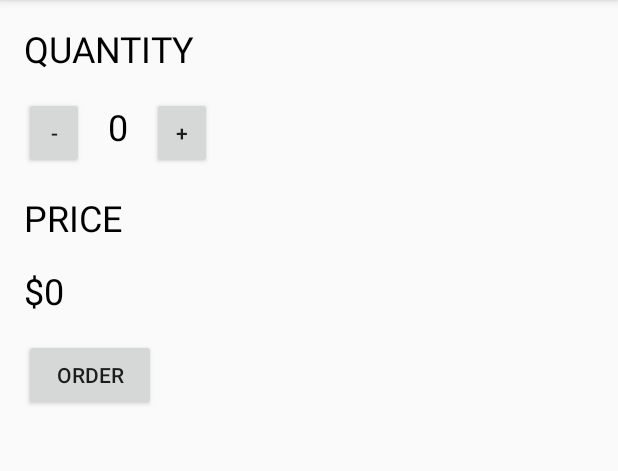
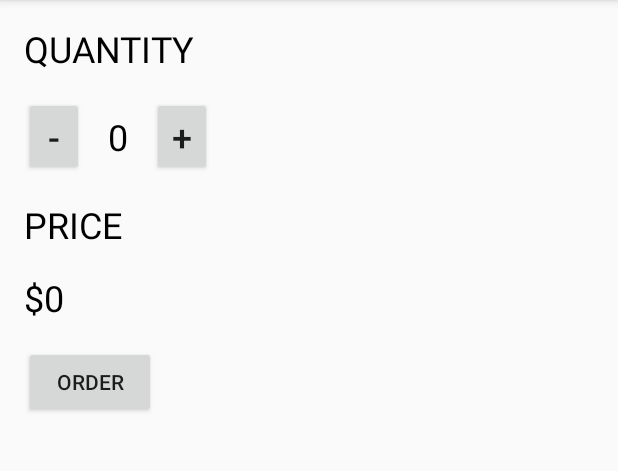
Before and after one commit to amarn19/test_coffee, an Android app: the screen it shows after launch (MainActivity), on a phone screen of 412 x 824 dp, the part 84-555 px from its top. Run offline under Robolectric (Android 15) with nearby library versions, the phone set to English and light mode, and no system bars.

Commit message:
changed the button size

```diff
--- a/app/src/main/res/layout/activity_main.xml
+++ b/app/src/main/res/layout/activity_main.xml
@@ -2,12 +2,12 @@
     xmlns:tools="http://schemas.android.com/tools"
     android:layout_width="match_parent"
     android:layout_height="match_parent"
-    android:orientation="vertical"
     android:paddingBottom="@dimen/activity_vertical_margin"
     android:paddingLeft="@dimen/activity_horizontal_margin"
     android:paddingRight="@dimen/activity_horizontal_margin"
     android:paddingTop="@dimen/activity_vertical_margin"
-    tools:context=".MainActivity">
+    tools:context=".MainActivity"
+    android:orientation="vertical">
 
     <TextView
         android:layout_width="wrap_content"
@@ -27,6 +27,7 @@
             android:layout_height="wrap_content"
             android:text="-"
             android:id="@+id/dec"
+            android:textSize="24sp"
             android:onClick="decrement"/>
         <TextView
             android:id="@+id/quant"
@@ -43,6 +44,7 @@
             android:layout_height="wrap_content"
             android:text="+"
             android:id="@+id/inc"
+            android:textSize="24sp"
             android:onClick="increment"/>
     </LinearLayout>
 
```
Also changed, not shown: 1 other file.
